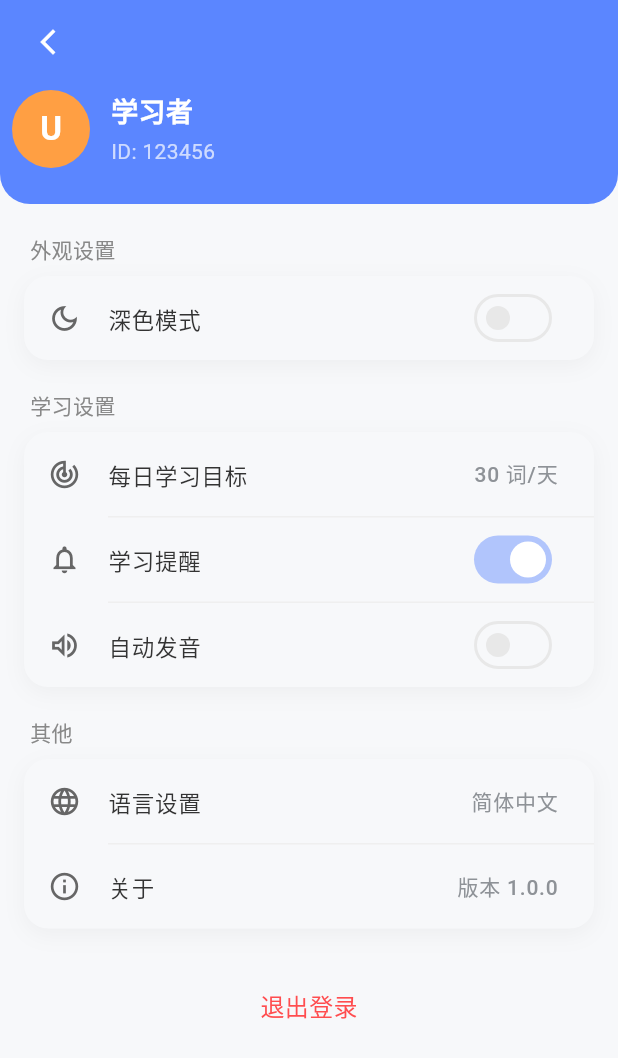
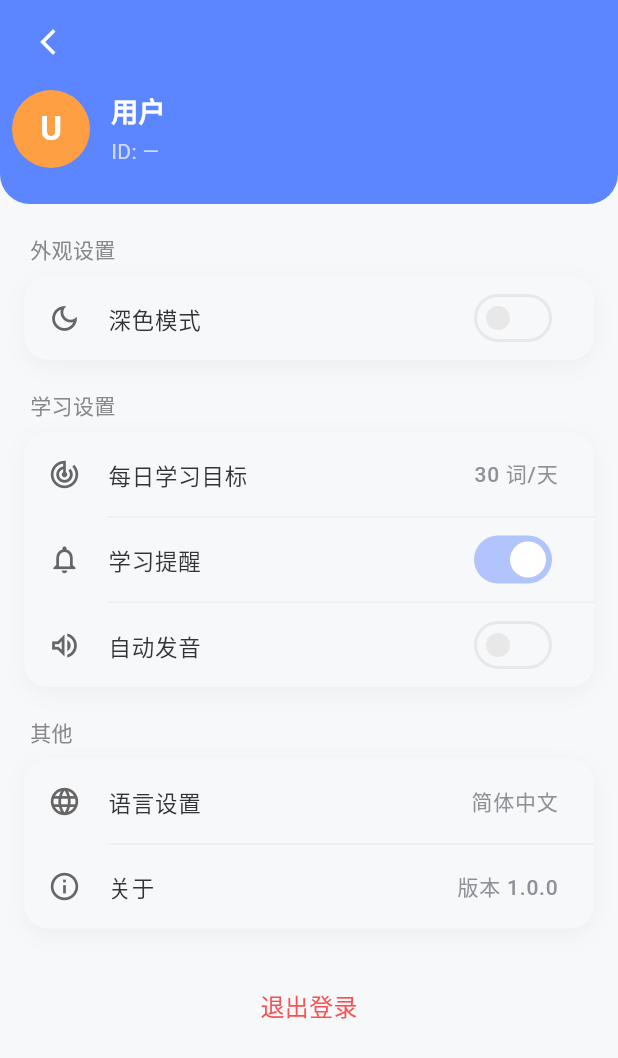
Before and after one commit to xi1xi1/Words, a Flutter app: the SettingsScreen screen opened by its route, on a phone screen of 412 x 824 dp. Shown: the top 1058 px of the screen. Run offline on Flutter 3.47's test engine with Material 3 defaults, Android fonts, the phone set to English and light mode, and no system bars; our stand-ins replace go_router, shared_preferences; accounts and stored records are empty; network calls fail; Roboto replaces fonts that are missing (PingFangSC).

Commit message:
fix: 学习/复习/闯关释义展示; 生词本删除与数量; 设置页用户信息

```diff
--- a/frontend/lib/features/challenge/screens/challenge_game_screen.dart
+++ b/frontend/lib/features/challenge/screens/challenge_game_screen.dart
@@ -60,7 +60,9 @@ class _ChallengeGameScreenState extends State<ChallengeGameScreen> {
         .map((item) => item.trim())
         .where((item) => item.isNotEmpty)
         .toList();
-    final primarySegment = segments.isNotEmpty ? segments.first : normalized;
+    final primarySegment = segments.length > 1
+        ? segments.join(' ')
+        : (segments.isNotEmpty ? segments.first : normalized);
 
     final match = RegExp(r'^(?<prefix>[a-zA-Z]+\.)\s*(?<rest>.+)$').firstMatch(primarySegment);
     final prefix = match?.namedGroup('prefix');
--- a/frontend/lib/features/profile/screens/profile_screen.dart
+++ b/frontend/lib/features/profile/screens/profile_screen.dart
@@ -524,7 +524,7 @@ class _ProfileScreenState extends State<ProfileScreen> {
       icon: Icons.bookmark_rounded,
       iconColor: _blue,
       iconBg: const Color(0xFFE8EEFD),
-      count: _wordbookCount == 0 ? 128 : _wordbookCount,
+      count: _wordbookCount,
       title: '生词本',
       subtitle: '收藏的生词，随时回顾重点单词',
       onTap: () => context.push('/wordbook'),
--- a/frontend/lib/features/profile/screens/settings_screen.dart
+++ b/frontend/lib/features/profile/screens/settings_screen.dart
@@ -80,6 +80,23 @@ class _SettingsScreenState extends State<SettingsScreen> {
   }
 
   Widget _header(BuildContext context) {
+    final user = context.watch<UserProvider>().user;
+    final rawName = (user?['name'] as String?)?.trim();
+    final username = (user?['username'] as String?)?.trim() ?? '';
+    final displayName = (rawName != null && rawName.isNotEmpty)
+        ? rawName
+        : (username.isNotEmpty ? username : '用户');
+    final userId = (user?['id'] as num?)?.toInt();
+    final idText = userId != null && userId > 0 ? 'ID: $userId' : 'ID: —';
+
+    String avatarLetter = 'U';
+    if (displayName != '用户') {
+      final first = String.fromCharCode(displayName.runes.first);
+      avatarLetter = first.length == 1 && RegExp(r'[a-z]', caseSensitive: false).hasMatch(first)
+          ? first.toUpperCase()
+          : first;
+    }
+
     return Container(
       width: double.infinity,
       padding: EdgeInsets.fromLTRB(8, MediaQuery.paddingOf(context).top + 4, 16, 24),
@@ -104,28 +121,30 @@ class _SettingsScreenState extends State<SettingsScreen> {
                 height: 52,
                 decoration: const BoxDecoration(color: Color(0xFFFF9F43), shape: BoxShape.circle),
                 alignment: Alignment.center,
-                child: const Text(
-                  'U',
-                  style: TextStyle(color: Colors.white, fontSize: 22, fontWeight: FontWeight.bold),
+                child: Text(
+                  avatarLetter,
+                  style: const TextStyle(color: Colors.white, fontSize: 22, fontWeight: FontWeight.bold),
                 ),
               ),
               const SizedBox(width: 14),
-              const Expanded(
+              Expanded(
                 child: Column(
                   crossAxisAlignment: CrossAxisAlignment.start,
                   children: [
                     Text(
-                      '学习者',
-                      style: TextStyle(
+                      displayName,
+                      style: const TextStyle(
                         color: Colors.white,
                         fontSize: 18,
                         fontWeight: FontWeight.bold,
                       ),
+                      maxLines: 1,
+                      overflow: TextOverflow.ellipsis,
                     ),
-                    SizedBox(height: 4),
+                    const SizedBox(height: 4),
                     Text(
-                      'ID: 123456',
-                      style: TextStyle(color: Colors.white70, fontSize: 14),
+                      idText,
+                      style: const TextStyle(color: Colors.white70, fontSize: 14),
                     ),
                   ],
                 ),
--- a/frontend/lib/features/review/screens/review_screen.dart
+++ b/frontend/lib/features/review/screens/review_screen.dart
@@ -41,7 +41,9 @@ class _ReviewScreenState extends State<ReviewScreen> {
         .map((item) => item.trim())
         .where((item) => item.isNotEmpty)
         .toList();
-    final primarySegment = segments.isNotEmpty ? segments.first : normalized;
+    final primarySegment = segments.length > 1
+        ? segments.join(' ')
+        : (segments.isNotEmpty ? segments.first : normalized);
 
     final match = RegExp(r'^(?<prefix>[a-zA-Z]+\.)\s*(?<rest>.+)$').firstMatch(primarySegment);
     final prefix = match?.namedGroup('prefix');
--- a/frontend/lib/features/study/screens/study_screen.dart
+++ b/frontend/lib/features/study/screens/study_screen.dart
@@ -62,7 +62,10 @@ class _StudyScreenState extends State<StudyScreen> {
         .map((item) => item.trim())
         .where((item) => item.isNotEmpty)
         .toList();
-    final primarySegment = segments.isNotEmpty ? segments.first : normalized;
+    // 换行或空格隔开的「vt. … vi. …」会被切成多段；不能只取第一段否则只剩「vt.&」
+    final primarySegment = segments.length > 1
+        ? segments.join(' ')
+        : (segments.isNotEmpty ? segments.first : normalized);
 
     final match = RegExp(r'^(?<prefix>[a-zA-Z]+\.)\s*(?<rest>.+)$').firstMatch(primarySegment);
     final prefix = match?.namedGroup('prefix');
```
Also changed, not shown: frontend/lib/features/wordbook/screens/wordbook_screen.dart (+15 -5 lines).
